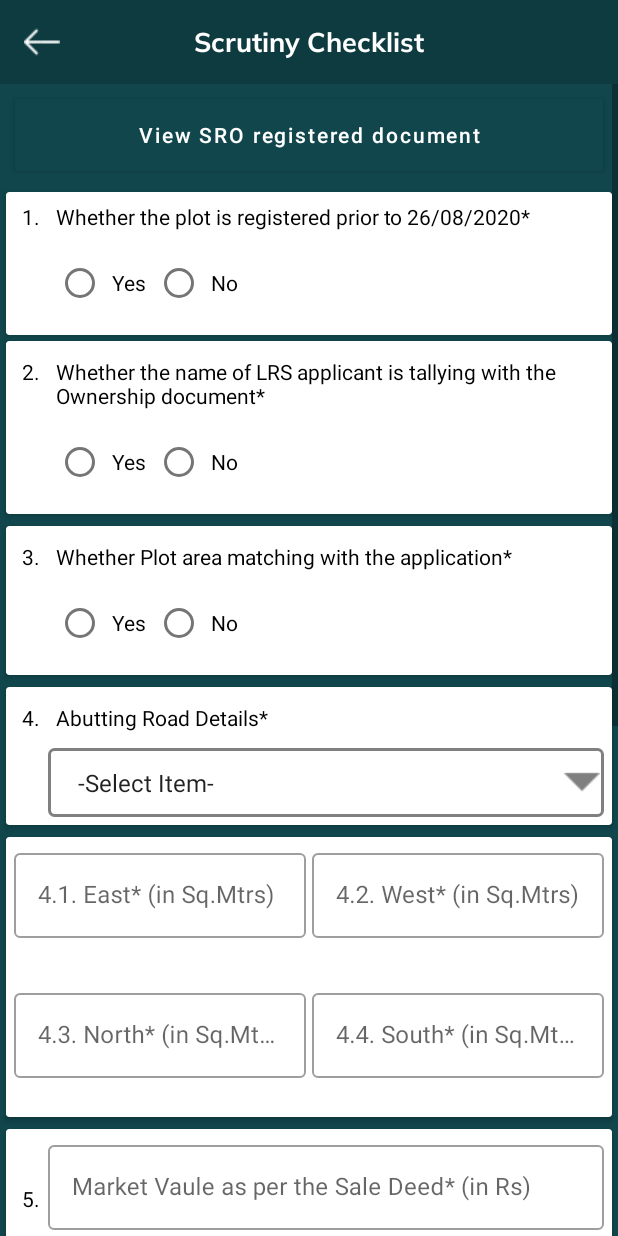
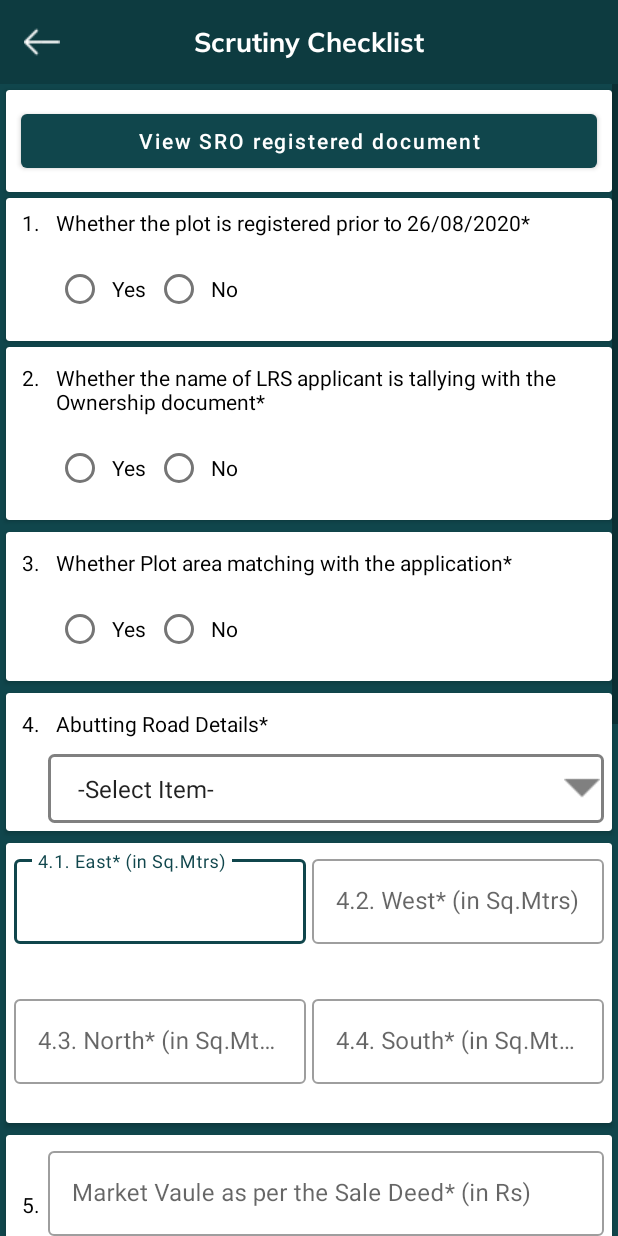
Before and after one commit to DesamNaren/LRS-2020-Officer-App, an Android app: the ScrutinyCheckListActivity screen opened directly, with no data from a screen before it, on a phone screen of 412 x 824 dp. Run offline under Robolectric (Android 15) with nearby library versions, the phone set to English and light mode, and no system bars; our stand-ins replace data binding.

Commit message:
UploadImageActivity commit

```diff
--- a/app/src/main/java/com/cgg/lrs2020officerapp/ui/ImageUploadActivity.java
+++ b/app/src/main/java/com/cgg/lrs2020officerapp/ui/ImageUploadActivity.java
@@ -39,6 +39,7 @@ public class ImageUploadActivity extends AppCompatActivity {
     protected void onCreate(Bundle savedInstanceState) {
         super.onCreate(savedInstanceState);
         binding = DataBindingUtil.setContentView(ImageUploadActivity.this, R.layout.activity_image_upload);
+        binding.header.headerTitle.setText(R.string.upload_files);
         binding.image1.setOnClickListener(new View.OnClickListener() {
             @Override
             public void onClick(View view) {
--- a/app/src/main/res/layout/activity_image_upload.xml
+++ b/app/src/main/res/layout/activity_image_upload.xml
@@ -109,6 +109,7 @@
                                     android:layout_gravity="center"
                                     android:layout_margin="@dimen/dimen_10dp"
                                     android:scaleType="fitXY"
+                                    android:tint="@color/colorPrimaryDark"
                                     app:srcCompat="@drawable/camera" />
                             </LinearLayout>
 
@@ -123,6 +124,7 @@
                                     android:id="@+id/image2"
                                     android:layout_width="100dp"
                                     android:layout_height="100dp"
+                                    android:tint="@color/colorPrimaryDark"
                                     android:layout_gravity="center"
                                     android:layout_margin="@dimen/dimen_10dp"
                                     android:scaleType="fitXY"
@@ -147,6 +149,7 @@
                                     android:layout_width="100dp"
                                     android:layout_height="100dp"
                                     android:layout_gravity="center"
+                                    android:tint="@color/colorPrimaryDark"
                                     android:layout_margin="@dimen/dimen_10dp"
                                     android:scaleType="fitXY"
                                     app:srcCompat="@drawable/camera" />
@@ -164,6 +167,7 @@
                                     android:layout_width="100dp"
                                     android:layout_height="100dp"
                                     android:layout_gravity="center"
+                                    android:tint="@color/colorPrimaryDark"
                                     android:layout_margin="@dimen/dimen_10dp"
                                     android:scaleType="fitXY"
                                     app:srcCompat="@drawable/camera" />
--- a/app/src/main/res/layout/activity_scrutiny_check_list.xml
+++ b/app/src/main/res/layout/activity_scrutiny_check_list.xml
@@ -22,16 +22,23 @@
                 android:layout_width="match_parent"
                 android:layout_height="wrap_content"
                 android:orientation="vertical">
-
+                <androidx.cardview.widget.CardView
+                    android:layout_width="match_parent"
+                    android:layout_height="wrap_content"
+                    android:layout_marginTop="@dimen/dimen_4dp"
+                    android:layout_marginLeft="@dimen/dimen_4dp"
+                    android:layout_marginRight="@dimen/dimen_4dp"
+                    android:elevation="@dimen/dimen_4dp"
+                    android:padding="@dimen/dimen_4dp">
                 <Button
                     android:id="@+id/btn_sro_reg_doc"
                     android:layout_width="match_parent"
                     android:layout_height="wrap_content"
                     android:layout_margin="@dimen/dimen_10dp"
-                    android:background="@color/colorPrimaryDark"
                     android:text="@string/view_sro_registered_document"
                     android:textAllCaps="false"
                     android:textColor="@color/white" />
+                </androidx.cardview.widget.CardView>
 
                 <androidx.cardview.widget.CardView
                     android:layout_width="match_parent"
@@ -311,7 +318,7 @@
                                         android:id="@+id/et_east"
                                         android:layout_width="match_parent"
                                         android:layout_height="wrap_content"
-                                        android:focusableInTouchMode="false"
+                                        android:inputType="numberDecimal"
                                         android:hint="@string/_4_1_east"
                                         android:imeOptions="actionNext"
                                         android:textSize="16dp" />
@@ -338,7 +345,7 @@
                                         android:id="@+id/et_west"
                                         android:layout_width="match_parent"
                                         android:layout_height="wrap_content"
-                                        android:focusableInTouchMode="false"
+                                        android:inputType="numberDecimal"
                                         android:hint="@string/_4_2_west"
                                         android:imeOptions="actionNext"
                                         android:textSize="16dp" />
@@ -374,7 +381,7 @@
                                     <EditText
                                         android:layout_width="match_parent"
                                         android:layout_height="wrap_content"
-                                        android:focusableInTouchMode="false"
+                                        android:inputType="numberDecimal"
                                         android:hint="@string/_4_3_north"
                                         android:imeOptions="actionNext"
                                         android:textSize="16dp" />
@@ -401,7 +408,7 @@
                                     <EditText
                                         android:layout_width="match_parent"
                                         android:layout_height="wrap_content"
-                                        android:focusableInTouchMode="false"
+                                        android:inputType="numberDecimal"
                                         android:hint="@string/_4_4_south"
                                         android:imeOptions="actionNext"
                                         android:textSize="16dp" />
@@ -447,7 +454,7 @@
                             <EditText
                                 android:layout_width="match_parent"
                                 android:layout_height="wrap_content"
-                                android:focusableInTouchMode="false"
+                                android:inputType="numberDecimal"
                                 android:hint="@string/market_vaule_as_per_the_sale_deed"
                                 android:imeOptions="actionNext"
                                 android:textSize="16dp" />
@@ -489,7 +496,7 @@
                             <EditText
                                 android:layout_width="match_parent"
                                 android:layout_height="wrap_content"
-                                android:focusableInTouchMode="false"
+                                android:inputType="numberDecimal"
                                 android:hint="@string/market_vaule_as_on_26_08_202"
                                 android:imeOptions="actionNext"
                                 android:textSize="16dp" />
@@ -682,8 +689,8 @@
                             <EditText
                                 android:layout_width="match_parent"
                                 android:layout_height="wrap_content"
-                                android:focusableInTouchMode="false"
                                 android:hint="@string/verification_remarks"
+                                android:inputType="text"
                                 android:imeOptions="actionNext"
                                 android:textSize="16dp" />
 
@@ -720,7 +727,7 @@
                         android:layout_margin="@dimen/dimen_5dp"
                         android:layout_weight="1"
                         android:backgroundTint="@color/white"
-                        android:text="@string/submit"
+                        android:text="@string/proceed"
                         android:textAllCaps="false"
                         android:textColor="@color/colorPrimary"
                         tools:ignore="ButtonStyle" />
--- a/app/src/main/res/values/strings.xml
+++ b/app/src/main/res/values/strings.xml
@@ -83,5 +83,7 @@
     <string name="upload_extract">Upload Extract*</string>
     <string name="all_cam_per_setting">Allow camera permission from settings</string>
     <string name="upload_plot_layout_plan">Upload Plot Layout Plan</string>
+    <string name="upload_files">Upload Files</string>
+    <string name="proceed">Proceed</string>
 
 </resources>
```
Also changed, not shown: app/src/main/res/drawable-v24/camera.png (deleted), app/src/main/res/drawable/camera.png (added).
